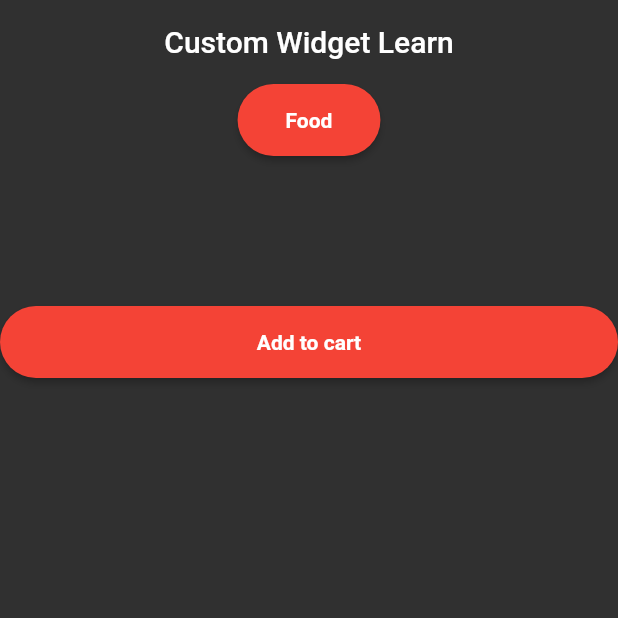
After one commit to omeryilmaz2K/Flutter-Full-Learn, a Flutter app: the screen it shows after launch, on a phone screen of 412 x 824 dp, the top half of it. The commit adds this screen. Run offline on Flutter 3.47's test engine with Material 2 defaults, Android fonts, the phone set to English and light mode, and no system bars.

Commit message:
101 seviyesinde customwidget_learn_view çalışması gerçekleştirildi.

```diff
--- /dev/null
+++ b/lib/101/customwidget_learn_view.dart
@@ -0,0 +1,75 @@
+import 'package:flutter/material.dart';
+
+class CustomwidgetLearnView extends StatelessWidget {
+  const CustomwidgetLearnView({Key? key}) : super(key: key);
+
+  final String _title = 'Custom Widget Learn';
+  final String _buttonText = 'Food';
+  final String _buttonText2 = 'Add to cart';
+
+  @override
+  Widget build(BuildContext context) {
+    return Scaffold(
+      appBar: AppBar(
+        title: Text(_title),
+      ),
+      body: Column(
+        crossAxisAlignment: CrossAxisAlignment.start,
+        children: [
+          Center(
+              child: Padding(
+            padding: const EdgeInsets.symmetric(horizontal: 20),
+            child: CustomElevatedButton(
+              onPressed: () {},
+              title: _buttonText,
+            ),
+          )),
+          const SizedBox(height: 100),
+          SizedBox(
+              width: MediaQuery.of(context).size.width,
+              child:
+                  CustomElevatedButton(title: _buttonText2, onPressed: () {})),
+        ],
+      ),
+    );
+  }
+}
+
+class CustomElevatedButton extends StatelessWidget
+    with _UtilityColors, _UtilityPaddings {
+  CustomElevatedButton({
+    Key? key,
+    required this.title,
+    required this.onPressed,
+  }) : super(key: key);
+
+  final String title;
+  final Function() onPressed;
+
+  @override
+  Widget build(BuildContext context) {
+    return ElevatedButton(
+      style: ElevatedButton.styleFrom(
+          backgroundColor: customButtonBgColor, shape: const StadiumBorder()),
+      onPressed: onPressed,
+      child: Padding(
+        padding: customButtonPadding,
+        child: Text(
+          title,
+          style: Theme.of(context)
+              .textTheme
+              .button
+              ?.copyWith(fontWeight: FontWeight.bold),
+        ),
+      ),
+    );
+  }
+}
+
+class _UtilityColors {
+  final Color customButtonBgColor = Colors.red;
+}
+
+class _UtilityPaddings {
+  final EdgeInsets customButtonPadding = const EdgeInsets.all(16);
+}
--- a/lib/main.dart
+++ b/lib/main.dart
@@ -1,7 +1,7 @@
 import 'package:flutter/material.dart';
 import 'package:flutter/services.dart';
+import 'package:flutter_full_learn/101/customwidget_learn_view.dart';
 import '101/color_learn_view.dart';
-import 'demos/demo_101_app/demo_101_app.dart';
 
 void main() {
   runApp(const MyApp());
@@ -27,7 +27,7 @@ class MyApp extends StatelessWidget {
             toolbarTextStyle: TextStyle(color: Colors.blue),
             systemOverlayStyle: SystemUiOverlayStyle.light, // Status Bar
           )),
-      home: const Demo101App(),
+      home: const CustomwidgetLearnView(),
     );
   }
 }
```
